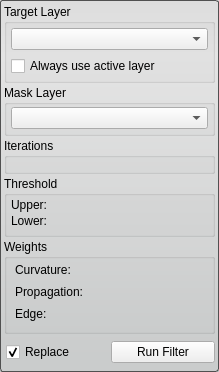
Qt form src/Interface/ToolInterface/ThresholdSegmentationLSFilterInterface.ui (SCIInstitute/Seg3D) before a commit.
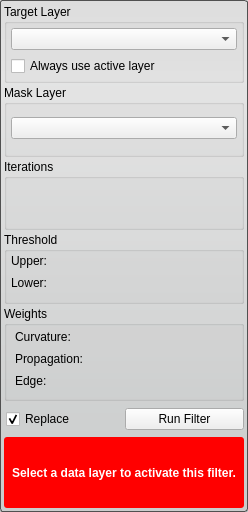
The same form after that commit. Custom widgets are drawn as their Qt base class.

Commit message: added a warning to the all the tools and filters for when the proper layer isnt selected.

```diff
--- a/src/Interface/ToolInterface/ThresholdSegmentationLSFilterInterface.ui
+++ b/src/Interface/ToolInterface/ThresholdSegmentationLSFilterInterface.ui
@@ -6,8 +6,8 @@
    <rect>
     <x>0</x>
     <y>0</y>
-    <width>219</width>
-    <height>372</height>
+    <width>248</width>
+    <height>512</height>
    </rect>
   </property>
   <property name="windowTitle">
@@ -376,15 +376,51 @@
      </layout>
     </widget>
    </item>
+   <item>
+    <widget class="QWidget" name="message_alert_" native="true">
+     <property name="minimumSize">
+      <size>
+       <width>0</width>
+       <height>32</height>
+      </size>
+     </property>
+     <property name="styleSheet">
+      <string notr="true">QLabel#message_{
+  color: white;
+  font: bold;
+}
+
+QWidget#message_alert_{
+  border-radius: 3px;
+  background-color: red;
+}</string>
+     </property>
+     <layout class="QHBoxLayout" name="horizontalLayout_6">
+      <property name="spacing">
+       <number>0</number>
+      </property>
+      <property name="margin">
+       <number>4</number>
+      </property>
+      <item>
+       <widget class="QLabel" name="message_">
+        <property name="text">
+         <string>Select a data layer to activate this filter.</string>
+        </property>
+        <property name="alignment">
+         <set>Qt::AlignCenter</set>
+        </property>
+        <property name="wordWrap">
+         <bool>true</bool>
+        </property>
+       </widget>
+      </item>
+     </layout>
+    </widget>
+   </item>
   </layout>
  </widget>
  <customwidgets>
-  <customwidget>
-   <class>QtUtils::QtSliderDoubleCombo</class>
-   <extends>QWidget</extends>
-   <header location="global">QtUtils/Widgets/QtSliderDoubleCombo.h</header>
-   <container>1</container>
-  </customwidget>
   <customwidget>
    <class>QtUtils::QtDropableComboBox</class>
    <extends>QComboBox</extends>
@@ -396,6 +432,12 @@
    <header location="global">QtUtils/Widgets/QtSliderIntCombo.h</header>
    <container>1</container>
   </customwidget>
+  <customwidget>
+   <class>QtUtils::QtSliderDoubleCombo</class>
+   <extends>QWidget</extends>
+   <header location="global">QtUtils/Widgets/QtSliderDoubleCombo.h</header>
+   <container>1</container>
+  </customwidget>
  </customwidgets>
  <resources/>
  <connections/>
```
The commit also changes 67 other files.
